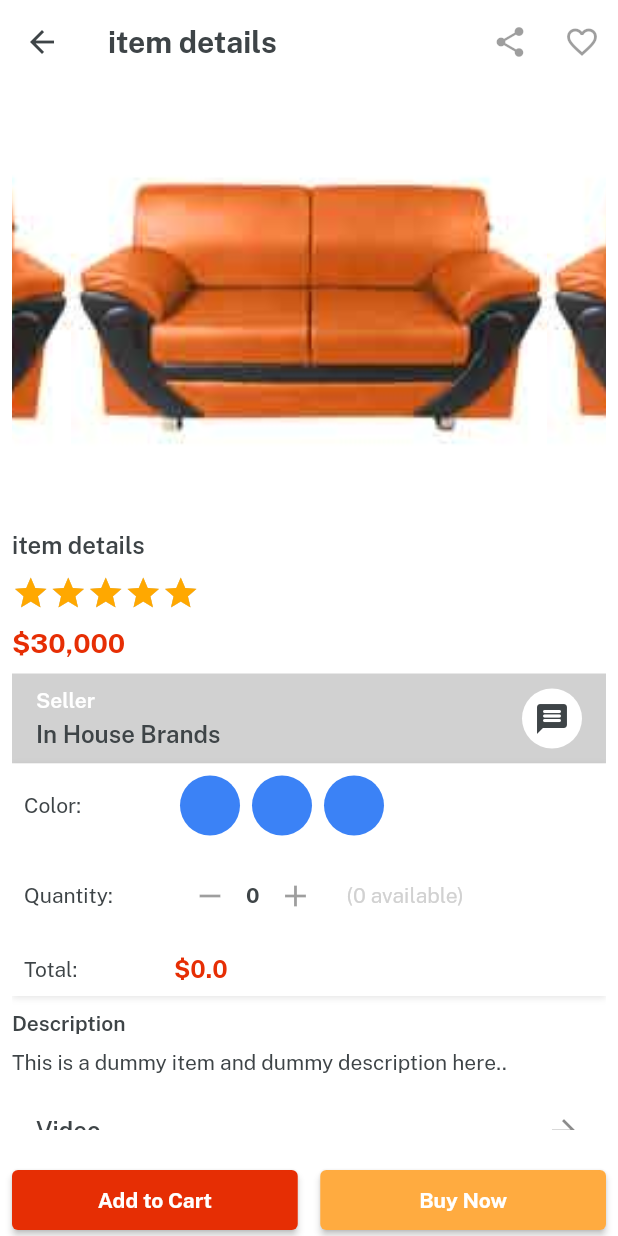
After one commit to Sohag-84/E-MART-App, a Flutter app: the ItemDetails screen opened directly, on a phone screen of 412 x 824 dp. The commit adds this screen. Run offline on Flutter 3.47's test engine with Material 2 defaults, Android fonts, the phone set to English and light mode, and no system bars; drawn by our look-alikes of velocity_x; our stand-ins replace get.

Commit message:
item details screen UI is completed

```diff
--- a/lib/consts/list.dart
+++ b/lib/consts/list.dart
@@ -35,3 +35,12 @@ const categoriesImageList = [
   imgFc8,
   imgFc9,
 ];
+
+//for item details screen
+const itemDetailsButtonList = [
+  video,
+  review,
+  sellerPolicy,
+  returnPolicy,
+  supportPolicy,
+];
--- a/lib/consts/strings.dart
+++ b/lib/consts/strings.dart
@@ -47,3 +47,11 @@ const womenClothing = "Women Clothing",
     jewelery = "Jewelery",
     cellphone = "Cellphone & Tab",
     furniture = "Furniture";
+
+//items details string
+const video = "Video",
+    review = "Review",
+    sellerPolicy = "Seller Policy",
+    returnPolicy = "Return Policy",
+    supportPolicy = "Support Policy",
+    productsYouMayLike = "Products you may also like";
--- a/lib/main.dart
+++ b/lib/main.dart
@@ -17,7 +17,10 @@ class MyApp extends StatelessWidget {
       debugShowCheckedModeBanner: false,
       theme: ThemeData(
         scaffoldBackgroundColor: Colors.transparent,
-        appBarTheme: AppBarTheme(backgroundColor: Colors.transparent),
+        appBarTheme: AppBarTheme(
+          backgroundColor: Colors.transparent,
+          elevation: 0.0,
+        ),
         fontFamily: regular,
       ),
       home: SplashScreen(),
--- a/lib/views/screens/categories_screen/categories_details.dart
+++ b/lib/views/screens/categories_screen/categories_details.dart
@@ -1,6 +1,7 @@
 // ignore_for_file: prefer_const_constructors
 
 import 'package:e_mart_app/consts/consts.dart';
+import 'package:e_mart_app/views/screens/categories_screen/item_details.dart';
 
 class CategoriesDetails extends StatelessWidget {
   final String title;
@@ -82,7 +83,12 @@ class CategoriesDetails extends StatelessWidget {
                         .padding(EdgeInsets.all(12))
                         .outerShadow
                         .roundedSM
-                        .make();
+                        .make()
+                        .onTap(
+                          () => Get.to(
+                            () => ItemDetails(title: "item details"),
+                          ),
+                        );
                   },
                 ),
               ),
--- /dev/null
+++ b/lib/views/screens/categories_screen/item_details.dart
@@ -0,0 +1,290 @@
+// ignore_for_file: prefer_const_constructors, prefer_const_literals_to_create_immutables
+
+import 'package:e_mart_app/consts/consts.dart';
+import 'package:e_mart_app/consts/list.dart';
+
+class ItemDetails extends StatelessWidget {
+  final String title;
+  const ItemDetails({Key? key, required this.title}) : super(key: key);
+
+  @override
+  Widget build(BuildContext context) {
+    return Scaffold(
+      backgroundColor: whiteColor,
+      appBar: AppBar(
+        iconTheme: IconThemeData(color: darkFontGrey),
+        title: title.text.fontFamily(bold).color(darkFontGrey).make(),
+        actions: [
+          IconButton(
+            onPressed: null,
+            icon: Icon(Icons.share),
+          ),
+          IconButton(
+            onPressed: null,
+            icon: Icon(Icons.favorite_outline),
+          ),
+        ],
+      ),
+      body: Column(
+        children: [
+          Expanded(
+            child: Padding(
+              padding: const EdgeInsets.all(8.0),
+              child: SingleChildScrollView(
+                child: Column(
+                  crossAxisAlignment: CrossAxisAlignment.start,
+                  children: [
+                    //show slider
+                    VxSwiper.builder(
+                      autoPlay: true,
+                      enlargeCenterPage: true,
+                      height: 280,
+                      aspectRatio: 16 / 9,
+                      itemCount: 3,
+                      itemBuilder: (context, index) {
+                        return Image.asset(
+                          imgFc9,
+                          width: double.infinity,
+                          fit: BoxFit.cover,
+                        );
+                      },
+                    ),
+
+                    //title and details section
+                    10.heightBox,
+                    title.text
+                        .fontFamily(semibold)
+                        .color(darkFontGrey)
+                        .size(16)
+                        .make(),
+                    10.heightBox,
+
+                    //rating
+                    VxRating(
+                      onRatingUpdate: (value) {},
+                      normalColor: textFieldGrey,
+                      selectionColor: golden,
+                      count: 5,
+                      size: 25,
+                      stepInt: true,
+                    ),
+                    10.heightBox,
+                    "\$30,000"
+                        .text
+                        .fontFamily(bold)
+                        .color(redColor)
+                        .size(18)
+                        .make(),
+                    10.heightBox,
+                    Row(
+                      children: [
+                        Expanded(
+                          child: Column(
+                            crossAxisAlignment: CrossAxisAlignment.start,
+                            mainAxisAlignment: MainAxisAlignment.center,
+                            children: [
+                              "Seller".text.white.fontFamily(semibold).make(),
+                              5.heightBox,
+                              "In House Brands"
+                                  .text
+                                  .color(darkFontGrey)
+                                  .size(16)
+                                  .fontFamily(semibold)
+                                  .make(),
+                            ],
+                          ),
+                        ),
+                        CircleAvatar(
+                          backgroundColor: whiteColor,
+                          child: Icon(
+                            Icons.message_rounded,
+                            color: darkFontGrey,
+                          ),
+                        ),
+                      ],
+                    )
+                        .box
+                        .height(60)
+                        .padding(EdgeInsets.symmetric(horizontal: 16))
+                        .color(textFieldGrey)
+                        .make(),
+
+                    //color selection
+                    Column(
+                      children: [
+                        Row(
+                          children: [
+                            SizedBox(
+                              width: 100,
+                              child: "Color: ".text.color(darkFontGrey).make(),
+                            ),
+                            Row(
+                              children: List.generate(
+                                3,
+                                (index) => VxBox()
+                                    .size(40, 40)
+                                    .roundedFull
+                                    .color(Vx.randomPrimaryColor)
+                                    .margin(EdgeInsets.symmetric(horizontal: 4))
+                                    .make(),
+                              ),
+                            ),
+                          ],
+                        ).box.padding(EdgeInsets.all(8)).make(),
+
+                        //quantity row
+                        Row(
+                          children: [
+                            SizedBox(
+                              width: 100,
+                              child:
+                                  "Quantity: ".text.color(darkFontGrey).make(),
+                            ),
+                            Row(
+                              children: [
+                                IconButton(
+                                  onPressed: null,
+                                  icon: Icon(Icons.remove),
+                                ),
+                                "0"
+                                    .text
+                                    .fontFamily(bold)
+                                    .color(darkFontGrey)
+                                    .make(),
+                                IconButton(
+                                  onPressed: null,
+                                  icon: Icon(Icons.add),
+                                ),
+                                10.widthBox,
+                                "(0 available)".text.color(textFieldGrey).make()
+                              ],
+                            ),
+                          ],
+                        ).box.padding(EdgeInsets.all(8)).make(),
+
+                        //total amount
+                        Row(
+                          children: [
+                            SizedBox(
+                              width: 100,
+                              child: "Total: ".text.color(darkFontGrey).make(),
+                            ),
+                            "\$0.0"
+                                .text
+                                .fontFamily(bold)
+                                .color(redColor)
+                                .size(16)
+                                .make(),
+                          ],
+                        ).box.padding(EdgeInsets.all(8)).make(),
+                      ],
+                    ).box.white.shadow.make(),
+                    10.heightBox,
+
+                    //description section
+                    "Description"
+                        .text
+                        .color(darkFontGrey)
+                        .fontFamily(semibold)
+                        .make(),
+                    10.heightBox,
+                    "This is a dummy item and dummy description here.."
+                        .text
+                        .color(darkFontGrey)
+                        .make(),
+
+                    //bottom section
+                    10.heightBox,
+                    ListView(
+                      shrinkWrap: true,
+                      physics: NeverScrollableScrollPhysics(),
+                      children: List.generate(
+                        itemDetailsButtonList.length,
+                        (index) => ListTile(
+                          title: itemDetailsButtonList[index]
+                              .text
+                              .fontFamily(semibold)
+                              .color(darkFontGrey)
+                              .make(),
+                          trailing: Icon(Icons.arrow_forward),
+                        ),
+                      ),
+                    ),
+                    15.heightBox,
+                    productsYouMayLike.text
+                        .fontFamily(bold)
+                        .size(16)
+                        .color(darkFontGrey)
+                        .make(),
+                    10.heightBox,
+                    SingleChildScrollView(
+                      scrollDirection: Axis.horizontal,
+                      child: Row(
+                        children: List.generate(
+                          6,
+                          (index) => Column(
+                            crossAxisAlignment: CrossAxisAlignment.start,
+                            children: [
+                              Image.asset(
+                                imgP1,
+                                width: 150,
+                                fit: BoxFit.cover,
+                              ),
+                              "Laptop 4/64"
+                                  .text
+                                  .fontFamily(semibold)
+                                  .color(darkFontGrey)
+                                  .make(),
+                              "\$500"
+                                  .text
+                                  .fontFamily(bold)
+                                  .size(16)
+                                  .color(redColor)
+                                  .make(),
+                            ],
+                          )
+                              .box
+                              .white
+                              .rounded
+                              .margin(EdgeInsets.symmetric(horizontal: 8))
+                              .padding(EdgeInsets.all(8))
+                              .make(),
+                        ),
+                      ),
+                    ),
+                    10.heightBox,
+                  ],
+                ),
+              ),
+            ),
+          ),
+          15.heightBox,
+          Padding(
+            padding: const EdgeInsets.symmetric(horizontal: 8.0),
+            child: Row(
+              children: [
+                Expanded(
+                  child: customButton(
+                    onPressed: () {},
+                    bgColor: redColor,
+                    textColor: whiteColor,
+                    title: "Add to Cart",
+                  ),
+                ),
+                15.widthBox,
+                Expanded(
+                  child: customButton(
+                    onPressed: () {},
+                    bgColor: Colors.orangeAccent,
+                    textColor: whiteColor,
+                    title: "Buy Now",
+                  ),
+                ),
+              ],
+            ),
+          ),
+        ],
+      ),
+    );
+  }
+}
```
